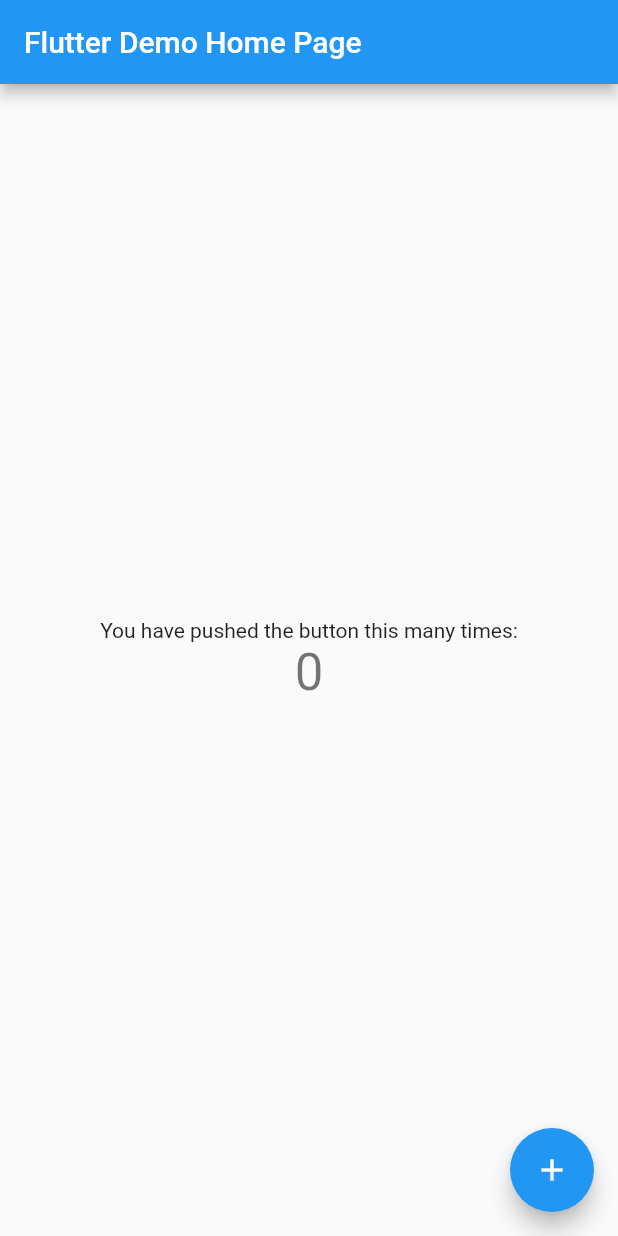
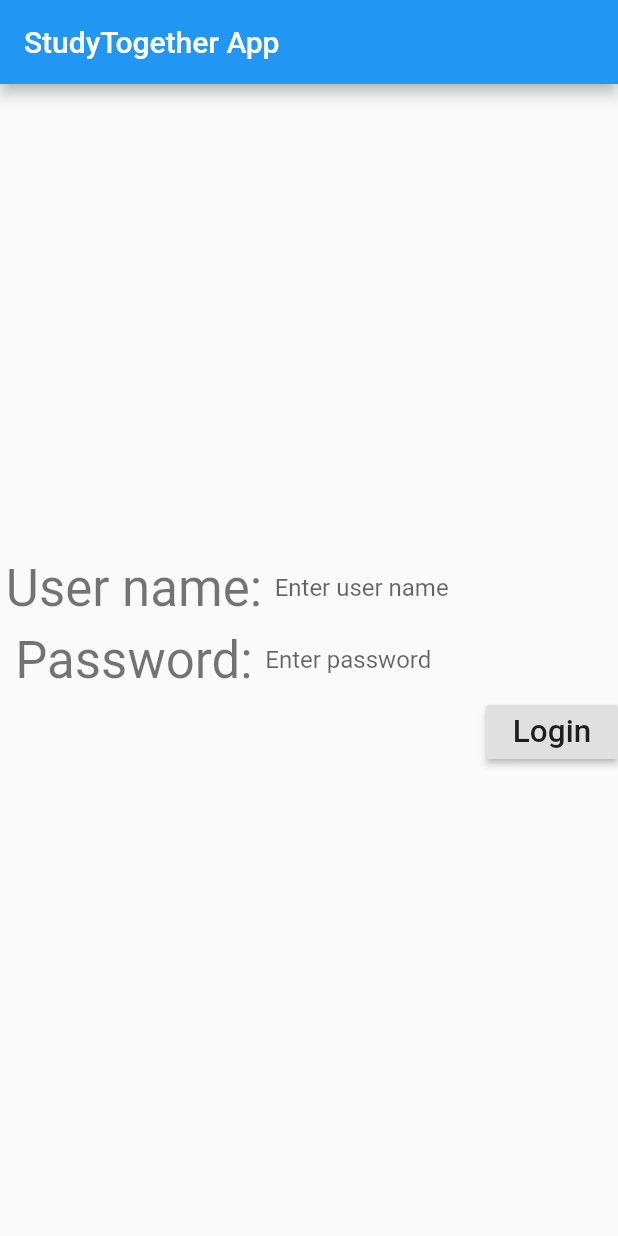
Before and after one commit to Cryppen/study_together_re, a Flutter app: the screen it shows after launch, on a phone screen of 412 x 824 dp. Run offline on Flutter 3.47's test engine with Material 2 defaults, Android fonts, the phone set to English and light mode, and no system bars.

Commit message:
basic home page UI (However, needs better design)

```diff
--- a/lib/main.dart
+++ b/lib/main.dart
@@ -7,20 +7,12 @@ class MyApp extends StatelessWidget {
   @override
   Widget build(BuildContext context) {
     return MaterialApp(
-      title: 'Flutter Demo',
+      title: 'StudyTogether App',
       theme: ThemeData(
         // This is the theme of your application.
-        //
-        // Try running your application with "flutter run". You'll see the
-        // application has a blue toolbar. Then, without quitting the app, try
-        // changing the primarySwatch below to Colors.green and then invoke
-        // "hot reload" (press "r" in the console where you ran "flutter run",
-        // or simply save your changes to "hot reload" in a Flutter IDE).
-        // Notice that the counter didn't reset back to zero; the application
-        // is not restarted.
         primarySwatch: Colors.blue,
       ),
-      home: MyHomePage(title: 'Flutter Demo Home Page'),
+      home: MyHomePage(title: 'StudyTogether App'),
     );
   }
 }
@@ -44,7 +36,7 @@ class MyHomePage extends StatefulWidget {
 }
 
 class _MyHomePageState extends State<MyHomePage> {
-  int _counter = 0;
+  int _counter = 1;
 
   void _incrementCounter() {
     setState(() {
@@ -53,7 +45,8 @@ class _MyHomePageState extends State<MyHomePage> {
       // so that the display can reflect the updated values. If we changed
       // _counter without calling setState(), then the build method would not be
       // called again, and so nothing would appear to happen.
-      _counter++;
+
+      _counter = _counter*2;
     });
   }
 
@@ -91,21 +84,54 @@ class _MyHomePageState extends State<MyHomePage> {
           // horizontal).
           mainAxisAlignment: MainAxisAlignment.center,
           children: <Widget>[
-            Text(
-              'You have pushed the button this many times:',
-            ),
-            Text(
-              '$_counter',
-              style: Theme.of(context).textTheme.headline4,
-            ),
+            Row(
+                mainAxisAlignment: MainAxisAlignment.center,
+                children: <Widget>[
+                  Text(
+                    'User name: ',
+                    style: Theme.of(context).textTheme.headline4,
+                  ),
+                  //const SizedBox(height: 10),
+                  SizedBox(width: 225, child: TextField(
+                    decoration: InputDecoration(
+                        border: InputBorder.none,
+                        hintText: 'Enter user name'
+                    ),
+                  )),
+                ]
+            )
+            ,
+            Row(
+                mainAxisAlignment: MainAxisAlignment.center,
+                children: <Widget>[
+                  Text(
+                    'Password: ',
+                    style: Theme.of(context).textTheme.headline4,
+                  ),
+                  //const SizedBox(height: 10),
+                  SizedBox(width: 225, child: TextField(
+                    decoration: InputDecoration(
+                        border: InputBorder.none,
+                        hintText: 'Enter password'
+                    ),
+                  )),
+                ]
+            )
+            ,
+            Row(
+                mainAxisAlignment: MainAxisAlignment.end,
+                children: <Widget>[ RaisedButton(
+                  onPressed: () {},
+                  child: const Text(
+                    'Login',
+                  style: TextStyle(fontSize: 21)
+                ),
+            )]),
+
           ],
         ),
       ),
-      floatingActionButton: FloatingActionButton(
-        onPressed: _incrementCounter,
-        tooltip: 'Increment',
-        child: Icon(Icons.add),
-      ), // This trailing comma makes auto-formatting nicer for build methods.
+       // This trailing comma makes auto-formatting nicer for build methods.
     );
   }
 }
```
